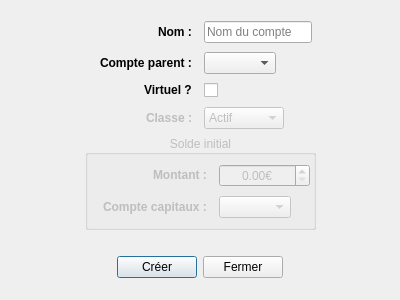
Before: the Qt Designer form gui/CreationCompteDialog.ui in hoxuanvinh1999/LO21_OOP, drawn with Qt 5.
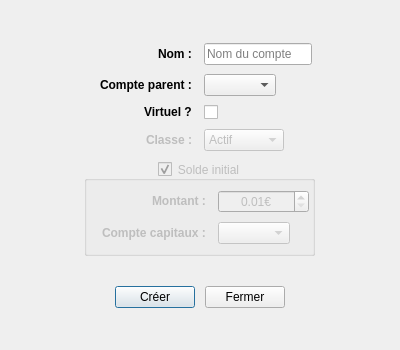
After: the same form once the commit is applied.

```diff
--- a/gui/CreationCompteDialog.ui
+++ b/gui/CreationCompteDialog.ui
@@ -7,7 +7,7 @@
     <x>0</x>
     <y>0</y>
     <width>400</width>
-    <height>300</height>
+    <height>350</height>
    </rect>
   </property>
   <property name="sizePolicy">
@@ -25,16 +25,22 @@
   <property name="sizeGripEnabled">
    <bool>false</bool>
   </property>
-  <layout class="QVBoxLayout" name="verticalLayout">
+  <layout class="QVBoxLayout" name="layoutCreationCompte">
+   <property name="spacing">
+    <number>10</number>
+   </property>
    <item>
     <spacer name="verticalSpacer">
      <property name="orientation">
       <enum>Qt::Vertical</enum>
      </property>
+     <property name="sizeType">
+      <enum>QSizePolicy::MinimumExpanding</enum>
+     </property>
      <property name="sizeHint" stdset="0">
       <size>
        <width>20</width>
-       <height>40</height>
+       <height>20</height>
       </size>
      </property>
     </spacer>
@@ -66,7 +72,7 @@
      <item row="1" column="1">
       <widget class="QLineEdit" name="textNom">
        <property name="sizePolicy">
-        <sizepolicy hsizetype="Expanding" vsizetype="Fixed">
+        <sizepolicy hsizetype="Fixed" vsizetype="Fixed">
          <horstretch>0</horstretch>
          <verstretch>0</verstretch>
         </sizepolicy>
@@ -157,25 +163,7 @@
      </item>
     </layout>
    </item>
-   <item>
-    <layout class="QHBoxLayout" name="horizontalLayout">
-     <property name="bottomMargin">
-      <number>20</number>
-     </property>
-     <item>
-      <spacer name="horizontalSpacer_2">
-       <property name="orientation">
-        <enum>Qt::Horizontal</enum>
-       </property>
-       <property name="sizeHint" stdset="0">
-        <size>
-         <width>40</width>
-         <height>20</height>
-        </size>
-       </property>
-      </spacer>
-     </item>
-     <item>
+   <item alignment="Qt::AlignHCenter">
       <widget class="QGroupBox" name="groupSoldeInitial">
        <property name="enabled">
         <bool>false</bool>
@@ -195,6 +183,12 @@
        <property name="alignment">
         <set>Qt::AlignCenter</set>
        </property>
+     <property name="checkable">
+      <bool>true</bool>
+     </property>
+     <property name="checked">
+      <bool>true</bool>
+     </property>
        <layout class="QFormLayout" name="formLayout">
         <property name="fieldGrowthPolicy">
          <enum>QFormLayout::FieldsStayAtSizeHint</enum>
@@ -230,7 +224,7 @@
            <string>€</string>
           </property>
           <property name="minimum">
-           <double>0.000000000000000</double>
+         <double>0.010000000000000</double>
           </property>
           <property name="maximum">
            <double>999999.989999999990687</double>
@@ -242,7 +236,7 @@
            <enum>QAbstractSpinBox::DefaultStepType</enum>
           </property>
           <property name="value">
-           <double>0.000000000000000</double>
+         <double>0.010000000000000</double>
           </property>
          </widget>
         </item>
@@ -260,20 +254,21 @@
       </widget>
      </item>
      <item>
-      <spacer name="horizontalSpacer">
+    <spacer name="verticalSpacer_3">
        <property name="orientation">
-        <enum>Qt::Horizontal</enum>
+      <enum>Qt::Vertical</enum>
+     </property>
+     <property name="sizeType">
+      <enum>QSizePolicy::Fixed</enum>
        </property>
        <property name="sizeHint" stdset="0">
         <size>
-         <width>40</width>
+       <width>20</width>
          <height>20</height>
         </size>
        </property>
       </spacer>
      </item>
-    </layout>
-   </item>
    <item>
     <layout class="QHBoxLayout" name="horizontalLayout_2">
      <item>
@@ -323,10 +318,13 @@
      <property name="orientation">
       <enum>Qt::Vertical</enum>
      </property>
+     <property name="sizeType">
+      <enum>QSizePolicy::MinimumExpanding</enum>
+     </property>
      <property name="sizeHint" stdset="0">
       <size>
        <width>20</width>
-       <height>40</height>
+       <height>20</height>
       </size>
      </property>
     </spacer>
```
Left out of the diff: 4 changed lines with no effect on the pictures. Lines whose indentation alone changed are shown as unchanged.
